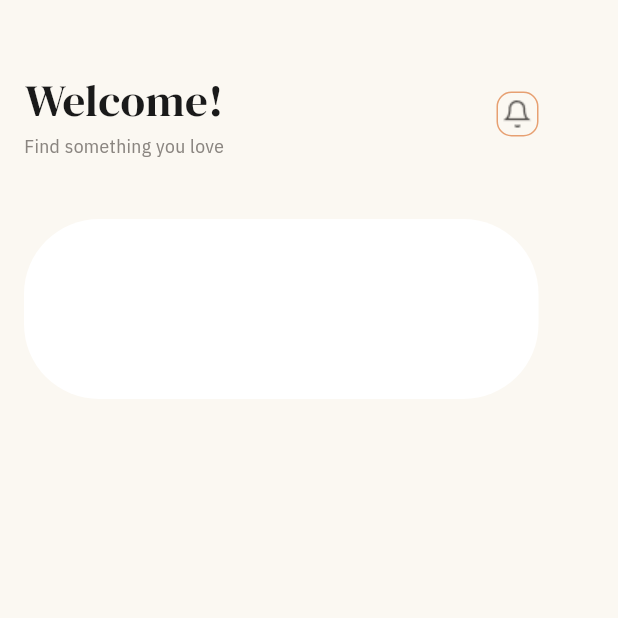
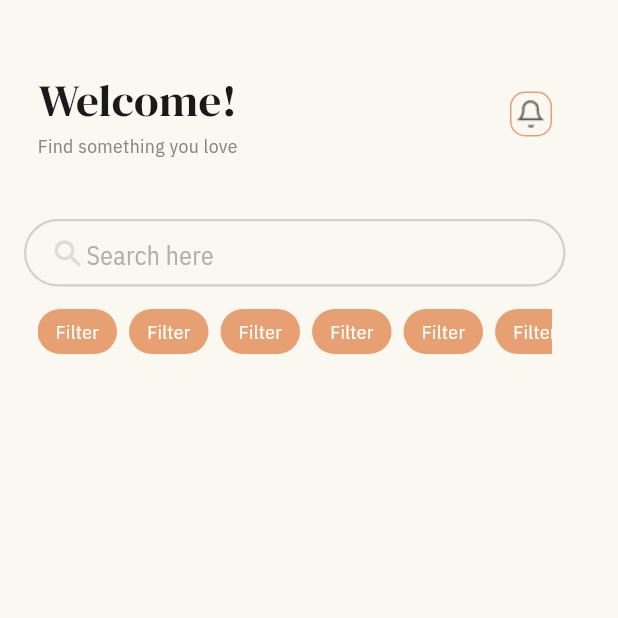
Before and after one commit to Hiroki099/Thrifty, a Flutter app: the HomePage screen opened by its route, on a phone screen of 412 x 824 dp, the top half of it. Run offline on Flutter 3.47's test engine with Material 3 defaults, Android fonts, the phone set to English and light mode, and no system bars; our stand-ins replace dartz, dio, flutter_bloc, flutter_secure_storage, go_router, modal_progress_hud_nsn; accounts and stored records are empty; project files that could hold a hidden picture were left out.

Commit message:
finished search bar and filters

```diff
--- /dev/null
+++ b/lib/features/home/view/widgets/custiom_filter_list.dart
@@ -0,0 +1,21 @@
+import 'package:dealura/features/home/view/widgets/filter_item.dart';
+import 'package:flutter/material.dart';
+
+class CustiomFilterList extends StatelessWidget {
+  const CustiomFilterList({super.key});
+
+  @override
+  Widget build(BuildContext context) {
+    return SizedBox(
+      height: 30,
+      width: 343,
+      child: ListView.builder(
+        scrollDirection: Axis.horizontal,
+        itemCount: 10,
+        itemBuilder: (context, index) {
+          return FilterItem();
+        },
+      ),
+    );
+  }
+}
--- /dev/null
+++ b/lib/features/home/view/widgets/custom_search_bar.dart
@@ -0,0 +1,31 @@
+import 'package:flutter/material.dart';
+
+class CustomSearchBar extends StatelessWidget {
+  const CustomSearchBar({super.key});
+
+  @override
+  Widget build(BuildContext context) {
+    return Container(
+      padding: EdgeInsets.symmetric(horizontal: 16, vertical: 10),
+      decoration: BoxDecoration(
+        border: Border.all(color: Color(0xffD3D1C7), width: 1.5),
+        borderRadius: BorderRadius.circular(50),
+      ),
+      height: 45,
+      width: 361,
+      child: Row(
+        children: [
+          Icon(Icons.search, color: Color(0xffDFDBD5)),
+          Text(
+            "Search here",
+            style: TextStyle(
+              fontFamily: "IBM Plex Sans",
+              fontSize: 17,
+              color: Color(0xffB0AFA8),
+            ),
+          ),
+        ],
+      ),
+    );
+  }
+}
--- /dev/null
+++ b/lib/features/home/view/widgets/filter_item.dart
@@ -0,0 +1,25 @@
+import 'package:flutter/material.dart';
+
+class FilterItem extends StatelessWidget {
+  const FilterItem({super.key});
+
+  @override
+  Widget build(BuildContext context) {
+    return Container(
+      margin: EdgeInsets.only(right: 8),
+      padding: EdgeInsets.symmetric(horizontal: 12, vertical: 6),
+      decoration: BoxDecoration(
+        borderRadius: BorderRadius.circular(20),
+        color: Color(0xffE7A072),
+      ),
+      child: Text(
+        "Filter",
+        style: TextStyle(
+          fontFamily: "IBM Plex Sans",
+          fontSize: 13,
+          color: Colors.white,
+        ),
+      ),
+    );
+  }
+}
--- a/lib/features/home/view/widgets/home_page_body.dart
+++ b/lib/features/home/view/widgets/home_page_body.dart
@@ -1,4 +1,6 @@
+import 'package:dealura/features/home/view/widgets/custiom_filter_list.dart';
 import 'package:dealura/features/home/view/widgets/custom_app_bar.dart';
+import 'package:dealura/features/home/view/widgets/custom_search_bar.dart';
 import 'package:flutter/material.dart';
 
 class HomePageBody extends StatelessWidget {
@@ -13,14 +15,9 @@ class HomePageBody extends StatelessWidget {
           children: [
             CustomAppBar(),
             SizedBox(height: 39),
-            Container(
-              decoration: BoxDecoration(
-                borderRadius: BorderRadius.circular(50),
-                color: Colors.white,
-              ),
-              height: 120,
-              width: 343,
-            ),
+            CustomSearchBar(),
+            SizedBox(height: 15),
+            CustiomFilterList(),
           ],
         ),
       ),
```
